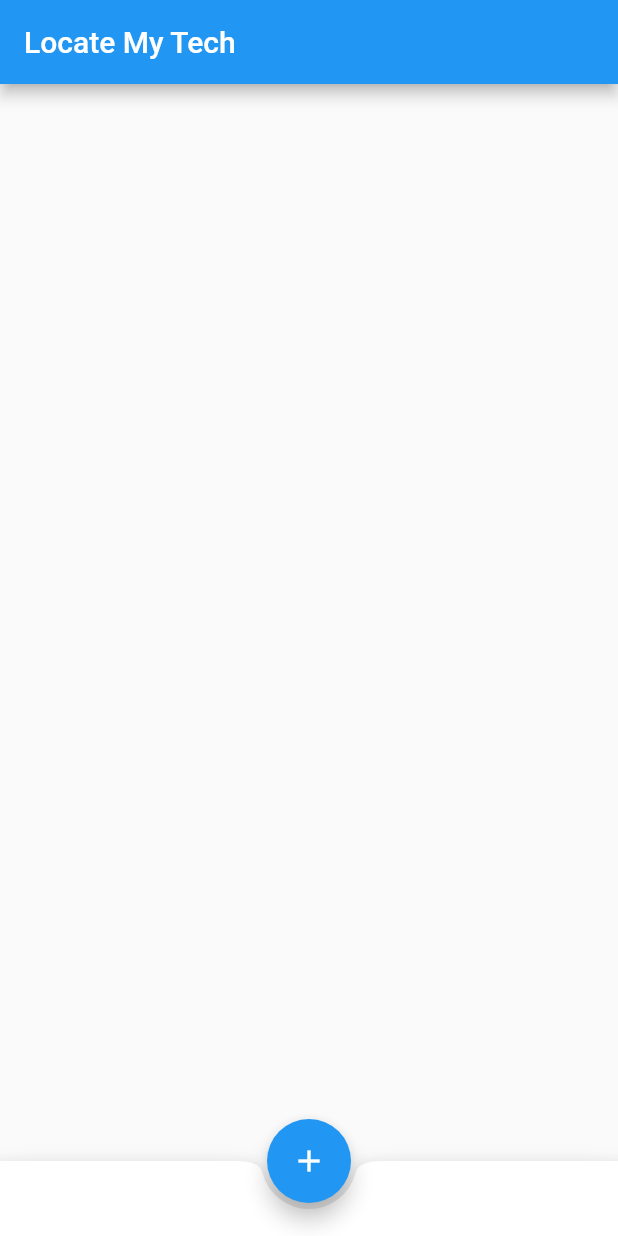
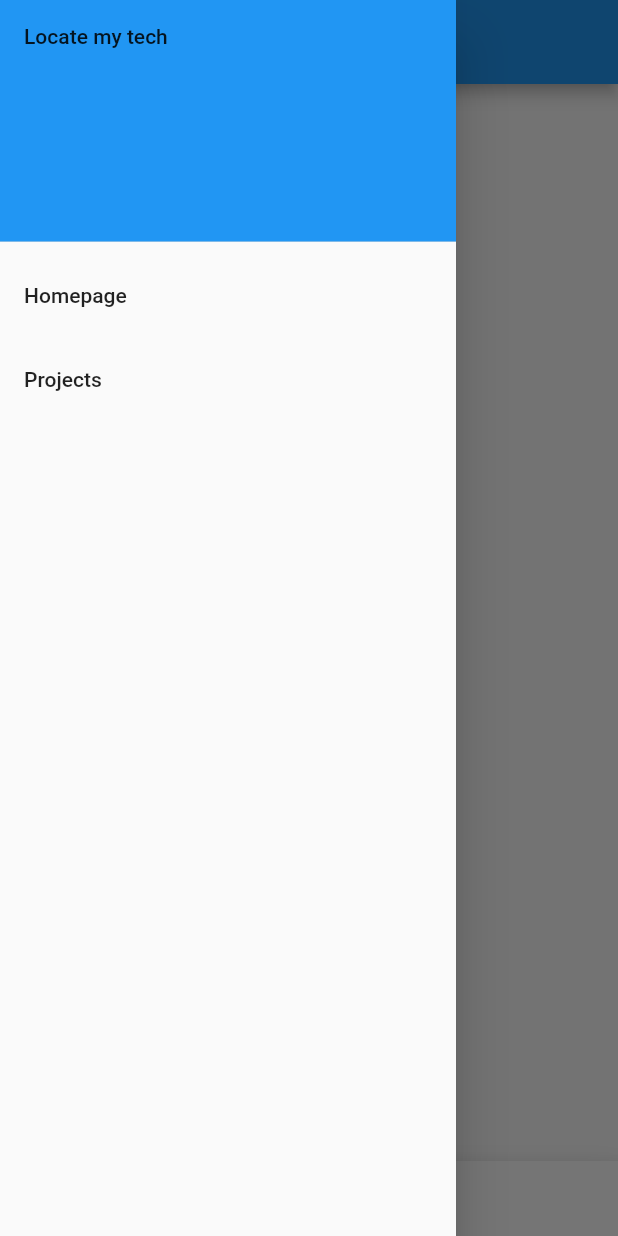
Before and after one commit to samrobbins85/locatemytech, a Flutter app: the screen it shows after launch, with the side drawer open (before the commit the screen has no drawer), on a phone screen of 412 x 824 dp. Run offline on Flutter 3.47's test engine with Material 2 defaults, Android fonts, the phone set to English and light mode, and no system bars; our stand-ins replace cloud_firestore; accounts and stored records are empty.

```diff
--- a/lib/main.dart
+++ b/lib/main.dart
@@ -36,7 +36,32 @@ class _MyHomePageState extends State<MyHomePage> {
   @override
   Widget build(BuildContext context) {
     return Scaffold(
-      appBar: AppBar(title: Text('Locate My Tech')),
+      appBar: AppBar(title: Text('Baby Name Votes')),
+      drawer: Drawer(
+        child: ListView(
+          padding: EdgeInsets.zero,
+          children: <Widget>[
+            DrawerHeader(
+              child: Text("Locate my tech"),
+              decoration: BoxDecoration(
+                color: Colors.blue,
+              ),),
+              ListTile(
+                title: Text("Homepage"),
+                onTap: (){
+                  Navigator.pop(context);
+                },
+              ),
+              ListTile(
+                title: Text("Projects"),
+                onTap: (){
+                  Navigator.pop(context);
+                }
+              )
+          ],
+
+        )
+      ),
       body: _buildBody(context),
       bottomNavigationBar: BottomAppBar(
         shape: const CircularNotchedRectangle(),
```
